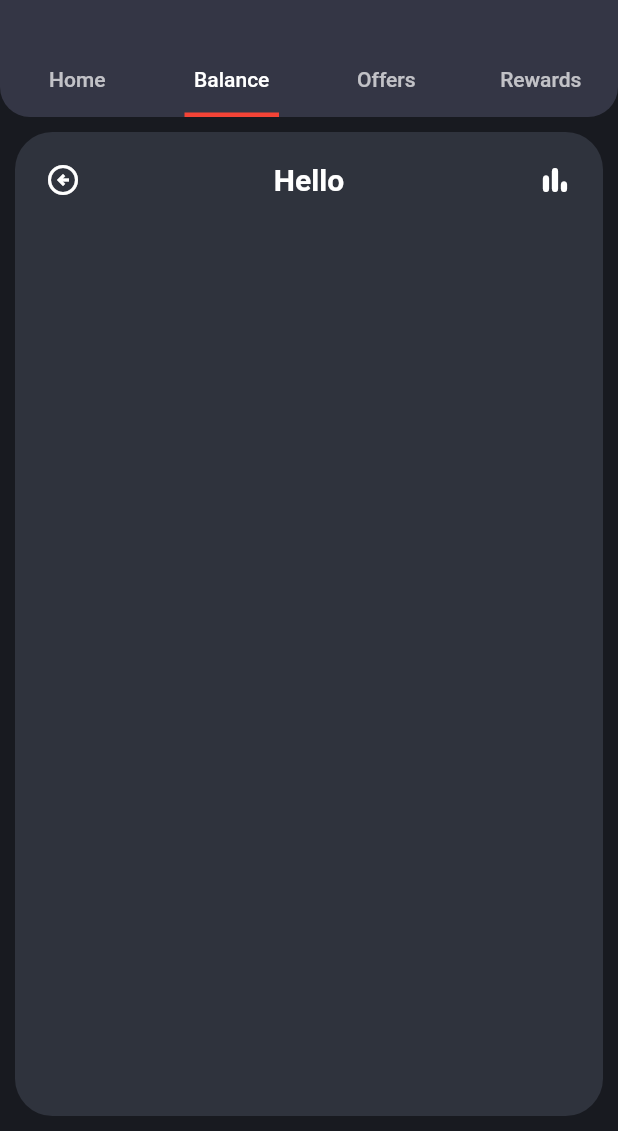
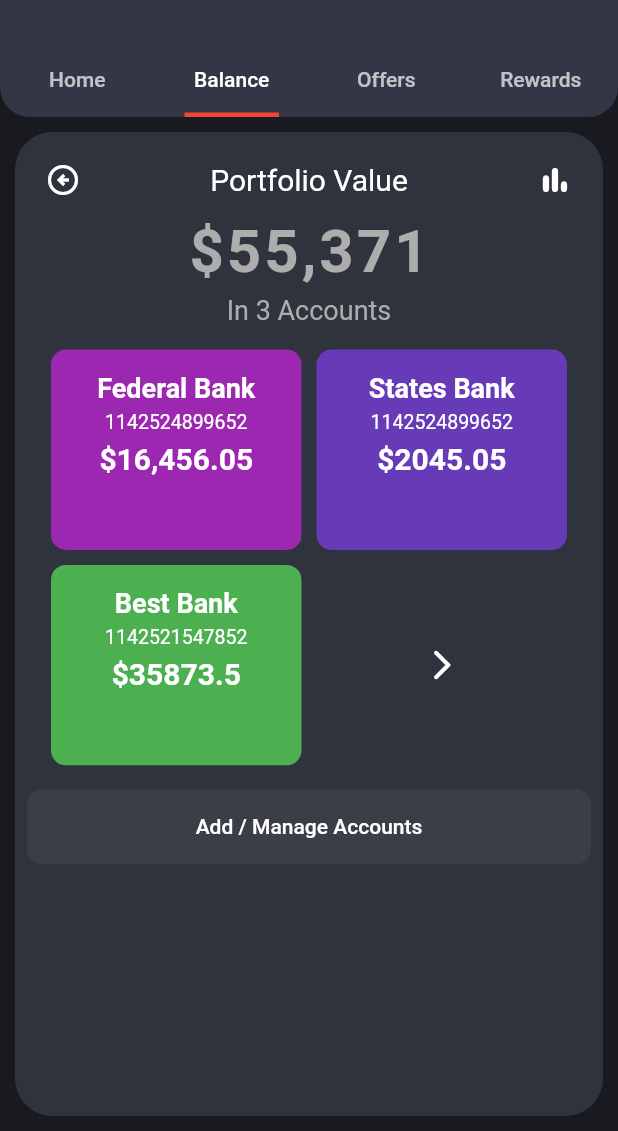
Before and after one commit to tahseenRaj/instant_pay, a Flutter app: the Dashboard screen opened directly, tab 2 chosen, on a phone screen of 412 x 824 dp, the part 105-1236 px from its top. Run offline on Flutter 3.47's test engine with Material 2 defaults, Android fonts, the phone set to English and light mode, and no system bars; our stand-ins replace intl_phone_field; network calls fail.

Commit message:
Completed UI of balance page

```diff
--- a/lib/balance.dart
+++ b/lib/balance.dart
@@ -1,17 +1,29 @@
 import 'package:flutter/material.dart';
+import 'package:instant_pay/buttons.dart';
 
-balance() {
+class Balance extends StatefulWidget {
+  const Balance({Key? key}) : super(key: key);
+
+  @override
+  State<Balance> createState() => _BalanceState();
+}
+
+class _BalanceState extends State<Balance> {
+  @override
+  Widget build(BuildContext context) {
     return Container(
-    height: 500,
-    width: double.infinity,
-    margin: EdgeInsets.all(10),
+    width: MediaQuery.of(context).size.width,
+    margin: const EdgeInsets.all(10),
+    padding: const EdgeInsets.all(8.0),
     decoration: BoxDecoration(
-        color: Color.fromARGB(255, 47, 51, 61),
+        color: const Color.fromARGB(255, 47, 51, 61),
         borderRadius: BorderRadius.circular(25)),
-    child: Row(mainAxisAlignment: MainAxisAlignment.spaceBetween, children: [
-      Padding(
-        padding: EdgeInsets.all(8.0),
-        child: Align(
+    child: Column(
+      children: [
+        Row(
+          mainAxisAlignment: MainAxisAlignment.spaceBetween,
+        children: [
+          Align(
             alignment: Alignment.topCenter,
             child: IconButton(
               onPressed: () {},
@@ -19,28 +31,80 @@ balance() {
               color: Colors.white,
             ),
           ),
-      ),
-      Padding(
-        padding: const EdgeInsets.only(top: 20),
-        child: Align(
-          alignment: Alignment.topLeft,
+          const Align(
+            alignment: Alignment.topCenter,
             child: Text(
-            'Hello',
-            style: TextStyle(color: Colors.white, fontSize: 20, fontWeight: FontWeight.bold),
+              'Portfolio Value',
+              style: TextStyle(color: Colors.white, fontSize: 20),
             ),
           ),
-      ),
-      Padding(
-        padding: const EdgeInsets.all(8.0),
-        child: Align(
+          Align(
             alignment: Alignment.topRight,
             child: IconButton(
               onPressed: () {},
               icon: const Icon(Icons.bar_chart_rounded),
               color: Colors.white,
             ),
-        ),
           )
         ]),
+        const Center(
+          child: Text(
+            '\$55,371',
+            style: TextStyle(
+                fontSize: 40,
+                fontWeight: FontWeight.bold,
+                color: Color(0xFFADADAD),
+                letterSpacing: 2),
+          ),
+        ),
+        const SizedBox(height: 5),
+        const Center(
+          child: Text(
+            'In 3 Accounts',
+            style: TextStyle(fontSize: 18, color: Color(0xFFADADAD)),
+          ),
+        ),
+        Container(
+          margin: const EdgeInsets.all(8.0),
+          child: GridView.count(
+            physics: const NeverScrollableScrollPhysics(),
+            shrinkWrap: true,
+            padding: const EdgeInsets.all(8),
+            crossAxisSpacing: 10,
+            mainAxisSpacing: 10,
+            crossAxisCount: 2,
+            childAspectRatio: (1 / 0.8),
+            children: [
+              accounts(
+                  'Federal Bank', 1142524899652, '16,456.05', Colors.purple),
+              accounts(
+                  'States Bank', 1142524899652, '2045.05', Colors.deepPurple),
+              accounts('Best Bank', 1142521547852, '35873.5', Colors.green),
+              IconButton(
+                onPressed: () {},
+                icon: const Icon(
+              Icons.arrow_forward_ios_rounded,
+              color: Colors.white,
+                ),
+              ),
+            ],
+          ),
+        ),
+        SizedBox(
+          width: MediaQuery.of(context).size.width,
+          height: 50,
+          child: TextButton(
+              style: TextButton.styleFrom(
+                primary: Colors.white,
+                backgroundColor: const Color.fromARGB(255, 59, 62, 71),
+                shape: const RoundedRectangleBorder(
+                    borderRadius: BorderRadius.all(Radius.circular(10))),
+              ),
+              onPressed: () {},
+              child: const Text('Add / Manage Accounts')),
+        ),
+      ],
+    ),
   );
   }
+}
--- a/lib/buttons.dart
+++ b/lib/buttons.dart
@@ -93,3 +93,33 @@ peoples(String name, String link) {
     ],
   ));
 }
+
+accounts(String bank, int accNum, String balance, Color color) {
+  return Container(
+    padding: EdgeInsets.all(15),
+    decoration: BoxDecoration(
+      color: color,
+      borderRadius: BorderRadius.circular(10),
+    ),
+    child: Column(
+      children: [
+        Text(
+          bank,
+          style: TextStyle(
+              fontSize: 18, color: Colors.white, fontWeight: FontWeight.bold),
+        ),
+        SizedBox(height: 5),
+        Text(
+          '${accNum}',
+          style: TextStyle(fontSize: 13, color: Colors.white),
+        ),
+        SizedBox(height: 5),
+        Text(
+          '\$${balance}',
+          style: TextStyle(
+              fontSize: 20, color: Colors.white, fontWeight: FontWeight.bold),
+        ),
+      ],
+    ),
+  );
+}
--- a/lib/dashboard.dart
+++ b/lib/dashboard.dart
@@ -95,7 +95,6 @@ class _DashboardState extends State<Dashboard> with TickerProviderStateMixin {
             Tab(
               iconMargin: EdgeInsets.all(0),
               text: 'Home',
-              // child: Text('Home', style: TextStyle(fontWeight: FontWeight.bold, letterSpacing: 1),),
             ),
             Tab(
               text: 'Balance',
@@ -113,7 +112,7 @@ class _DashboardState extends State<Dashboard> with TickerProviderStateMixin {
         controller: _tabController,
         children: <Widget>[
           Home(),
-          balance(),
+          Balance(),
           Center(
             child: Text(
               "It's sunny here",
```
Lines whose indentation alone changed are shown as unchanged.
